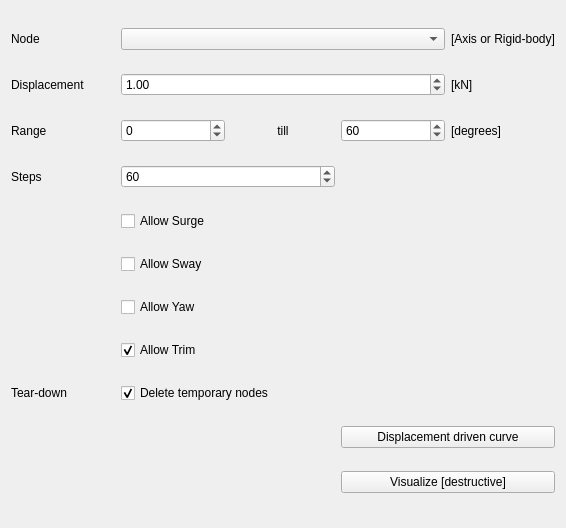
This is gui2/widget_stability_displ.ui in RubendeBruin/DAVE as Qt 5 draws it before an edit. The edited form follows.
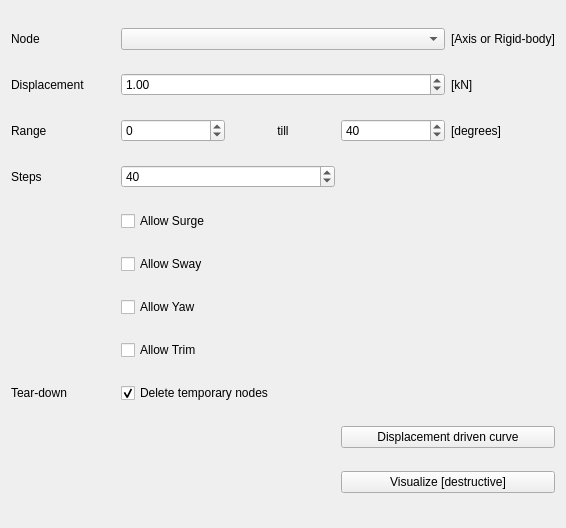
This is the edited form.

The edit to the form file:
```diff
--- a/gui2/widget_stability_displ.ui
+++ b/gui2/widget_stability_displ.ui
@@ -54,7 +54,7 @@
       <string>Allow Trim</string>
      </property>
      <property name="checked">
-      <bool>true</bool>
+      <bool>false</bool>
      </property>
     </widget>
    </item>
@@ -67,8 +67,11 @@
    </item>
    <item row="3" column="2" colspan="2">
     <widget class="QSpinBox" name="stability_n_steps">
+     <property name="maximum">
+      <number>1000</number>
+     </property>
      <property name="value">
-      <number>60</number>
+      <number>40</number>
      </property>
     </widget>
    </item>
@@ -132,8 +135,11 @@
    </item>
    <item row="2" column="4">
     <widget class="QSpinBox" name="stability_heel_max">
+     <property name="maximum">
+      <number>180</number>
+     </property>
      <property name="value">
-      <number>60</number>
+      <number>40</number>
      </property>
     </widget>
    </item>
```
Left out of the diff: 14 changed lines with no effect on the pictures.
